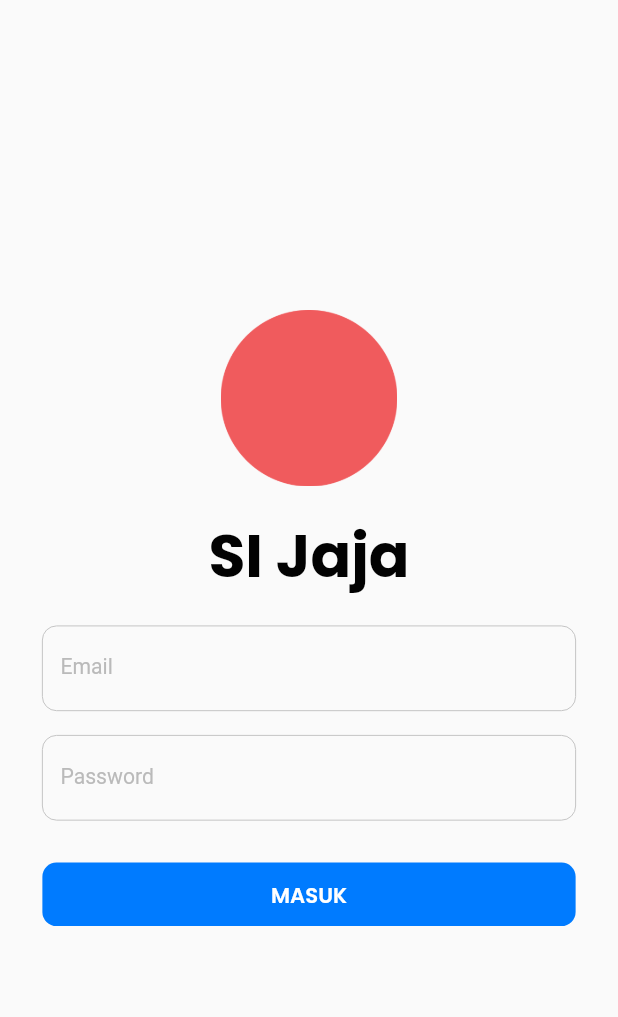
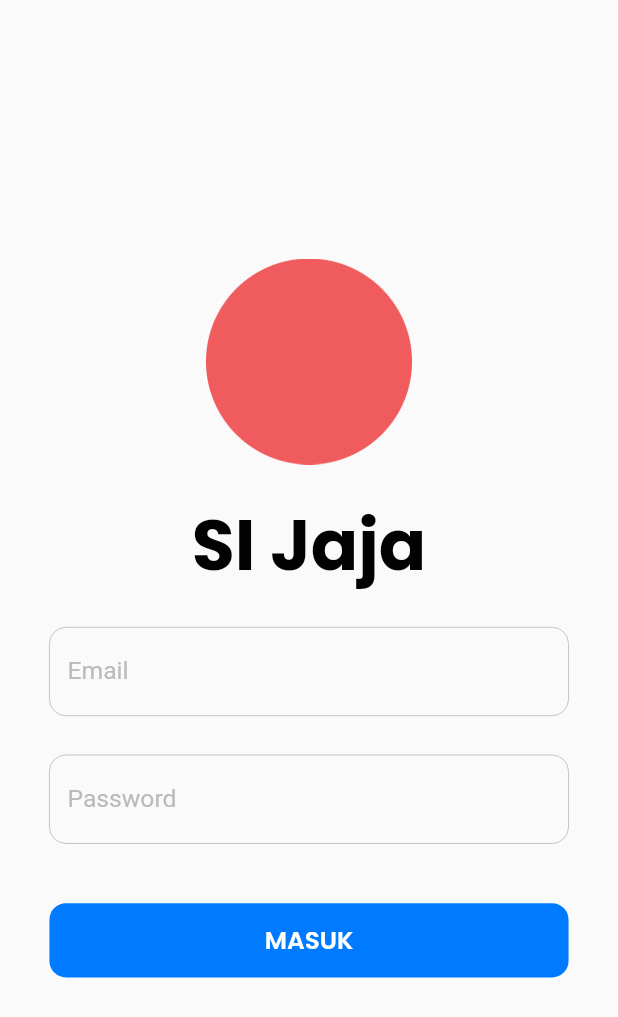
Before and after one commit to reynaldi18/checklist, a Flutter app: the screen it shows after launch, on a phone screen of 412 x 824 dp. Shown: the top 1017 px of the screen. Run offline on Flutter 3.47's test engine with Material 2 defaults, Android fonts, the phone set to English and light mode, and no system bars; our stand-ins replace connectivity, dio, flutter_spinkit, flutter_svg, google_fonts, logger and 4 more; missing offline and left inert: dart_jsonwebtoken; generated files the repository leaves out were written again.

Commit message:
Fix responsive layout

```diff
--- a/lib/src/helpers/scalable_dp.dart
+++ b/lib/src/helpers/scalable_dp.dart
@@ -1,5 +1,4 @@
 import 'package:flutter/material.dart';
-import 'package:si_jaja/src/helpers/responsive.dart';
 
 class SDP {
   static int? dimen;
@@ -14,11 +13,14 @@ class SDP {
   }
 
   static double sdp(double dp) {
-    var size = Responsive.isDesktop(context!)
+    bool desktop = width! >= 1024;
+    bool tablet = width! >= 700;
+    bool mobileLarge = width! >= 500;
+    var size = desktop
         ? (dp / 900) * height!
-        : Responsive.isTablet(context!)
+        : tablet
             ? (dp / 700) * height!
-            : Responsive.isMobileLarge(context!)
+            : mobileLarge
                 ? (dp / 500) * height!
                 : (dp / 300) * width!;
     return size;
```
Also changed, not shown: lib/src/ui/views/main/main_view.dart (+6 -6 lines), pubspec.lock.
